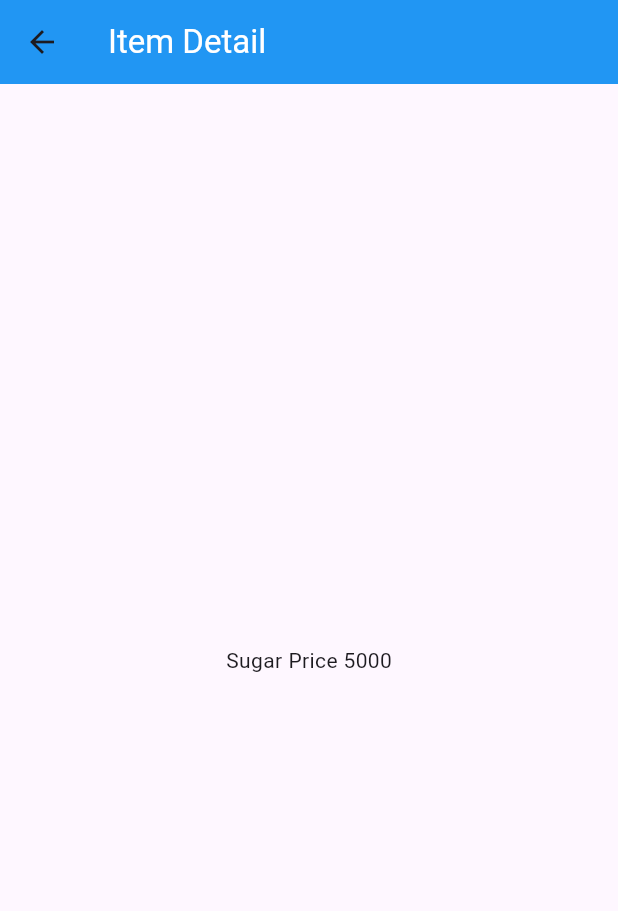
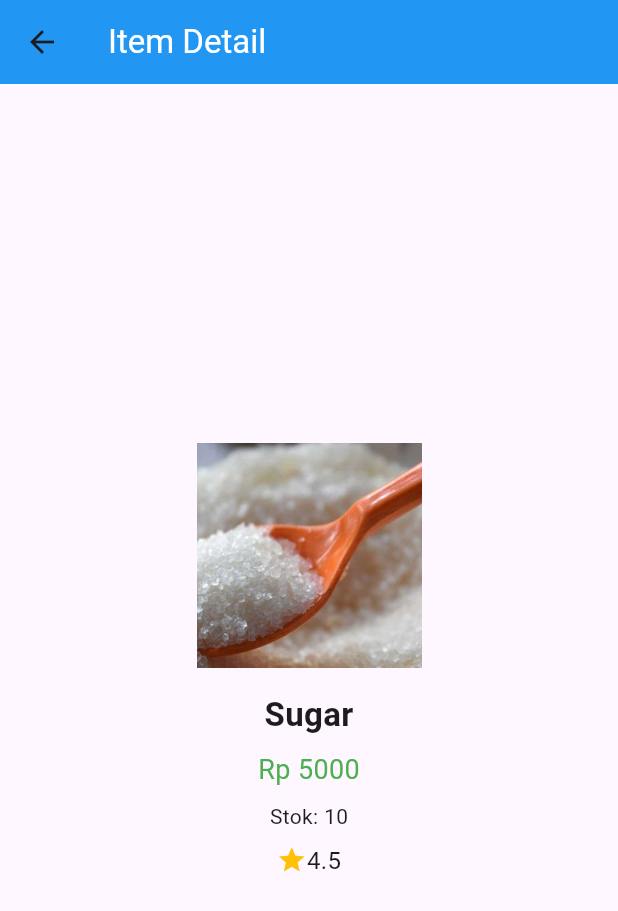
Before and after one commit to ulilFahmi12154/layout_flutter, a Flutter app: the screen it shows after launch, after a tap on "Sugar", on a phone screen of 412 x 824 dp. Shown: the top 911 px of the screen. Run offline on Flutter 3.47's test engine with Material 3 defaults, Android fonts, the phone set to English and light mode, and no system bars.

Commit message:
Tugas_Praktikum_2_Tambahkan atribut_foto_produk_stok_dan_rating_ubahlah_tampilan_menjadi GridView

```diff
--- a/belanja/lib/models/item.dart
+++ b/belanja/lib/models/item.dart
@@ -1,9 +1,15 @@
 class Item {
   String name;
   int price;
+  String image;
+  int stock;
+  double rating;
 
   Item({
     required this.name,
     required this.price,
+    required this.image,
+    required this.stock,
+    required this.rating,
     });
 }
--- a/belanja/lib/pages/home_page.dart
+++ b/belanja/lib/pages/home_page.dart
@@ -5,47 +5,82 @@ class HomePage extends StatelessWidget {
   HomePage({super.key});
 
   final List<Item> items = [
-    Item(name: 'Sugar', price: 5000),
-    Item(name: 'Salt', price: 2000),
+    Item(
+      name: 'Sugar',
+      price: 5000,
+      image: 'images/sugar.png',
+      stock: 10,
+      rating: 4.5,
+    ),
+    Item(
+      name: 'Salt',
+      price: 2000,
+      image: 'images/salt.png',
+      stock: 15,
+      rating: 4.0,
+    ),
+    // Tambahkan produk lain sesuai kebutuhan
   ];
 
   @override
   Widget build(BuildContext context) {
     return Scaffold(
       appBar: AppBar(
-        title: Text('Shopping List', style: TextStyle(color: Colors.white)),
+        title: const Text('Shopping List', style: TextStyle(color: Colors.white)),
         backgroundColor: Colors.blue,
       ),
       body: Container(
-        margin: EdgeInsets.all(8),
-        child: ListView.builder(
-          padding: EdgeInsets.all(8),
+        margin: const EdgeInsets.all(8),
+        child: GridView.builder(
+          padding: const EdgeInsets.all(8),
+          gridDelegate: const SliverGridDelegateWithFixedCrossAxisCount(
+            crossAxisCount: 2, // 2 kolom
+            childAspectRatio: 0.75, // proporsi card
+            crossAxisSpacing: 8,
+            mainAxisSpacing: 8,
+          ),
           itemCount: items.length,
           itemBuilder: (context, index) {
             final item = items[index];
-
             return InkWell(
               onTap: () {
                 Navigator.pushNamed(context, '/item', arguments: item);
               },
               child: Card(
-                child: Container(
-                  margin: EdgeInsets.all(8),
-                  child: Row(
+                elevation: 2,
+                child: Padding(
+                  padding: const EdgeInsets.all(8),
+                  child: Column(
+                    crossAxisAlignment: CrossAxisAlignment.start,
                     children: [
-                      Expanded(child: Text(item.name)),
                       Expanded(
-                        child: Text(
-                          item.price.toString(),
-                          textAlign: TextAlign.end,
+                        child: Image.asset(
+                          item.image,
+                          fit: BoxFit.cover,
+                          width: double.infinity,
                         ),
+                      ),
+                      const SizedBox(height: 8),
+                      Text(
+                        item.name,
+                        style: const TextStyle(
+                          fontWeight: FontWeight.bold,
+                          fontSize: 16,
+                        ),
+                      ),
+                      Text('Rp ${item.price}'),
+                      Text('Stok: ${item.stock}'),
+                      Row(
+                        children: [
+                          const Icon(Icons.star, color: Colors.amber, size: 16),
+                          Text(item.rating.toString()),
+                        ],
                       ),
                     ],
                   ),
                 ),
               ),
             );
-
           },
         ),
       ),
--- a/belanja/lib/pages/item_page.dart
+++ b/belanja/lib/pages/item_page.dart
@@ -6,26 +6,50 @@ class ItemPage extends StatelessWidget {
 
   @override
   Widget build(BuildContext context) {
-     final itemArgs = ModalRoute.of(context)!.settings.arguments as Item;
+    final itemArgs = ModalRoute.of(context)!.settings.arguments as Item;
 
     return Scaffold(
       appBar: AppBar(
-        title: Text('Item Detail', style: TextStyle(color: Colors.white)),
+        title: const Text('Item Detail', style: TextStyle(color: Colors.white)),
         backgroundColor: Colors.blue,
       ),
       body: Center(
         child: Container(
-          padding: EdgeInsets.all(16),
+          padding: const EdgeInsets.all(16),
           child: Column(
-            mainAxisAlignment: MainAxisAlignment.center,
+            mainAxisSize: MainAxisSize.min,
             children: [
+              Image.asset(
+                itemArgs.image,
+                width: 150,
+                height: 150,
+                fit: BoxFit.cover,
+              ),
+              const SizedBox(height: 16),
+              Text(
+                itemArgs.name,
+                style: const TextStyle(
+                  fontWeight: FontWeight.bold,
+                  fontSize: 22,
+                ),
+              ),
+              const SizedBox(height: 8),
+              Text(
+                'Rp ${itemArgs.price}',
+                style: const TextStyle(fontSize: 18, color: Colors.green),
+              ),
+              const SizedBox(height: 8),
+              Text('Stok: ${itemArgs.stock}'),
+              const SizedBox(height: 8),
               Row(
-              mainAxisAlignment: MainAxisAlignment.center,
-              children: [
-                Text(itemArgs.name),
-                SizedBox(width: 4), // menambahkan spasi antara nama dan harga
-                Text('Price ${itemArgs.price}'),
-              ],
+                mainAxisAlignment: MainAxisAlignment.center,
+                children: [
+                  const Icon(Icons.star, color: Colors.amber, size: 20),
+                  Text(
+                    itemArgs.rating.toString(),
+                    style: const TextStyle(fontSize: 16),
+                  ),
+                ],
               ),
             ],
           ),
--- a/belanja/pubspec.yaml
+++ b/belanja/pubspec.yaml
@@ -56,6 +56,9 @@ flutter:
   # included with your application, so that you can use the icons in
   # the material Icons class.
   uses-material-design: true
+  assets:
+    - images/salt.png
+    - images/sugar.png
 
   # To add assets to your application, add an assets section, like this:
   # assets:
```
Also changed, not shown: belanja/images/salt.png (added), belanja/images/sugar.png (added), belanja/lib/main.dart (line endings or trailing spaces), images/tp_02_03_01.png (added), images/tp_02_03_02.png (added), images/tp_02_03_03.gif (added), 1 other file.
